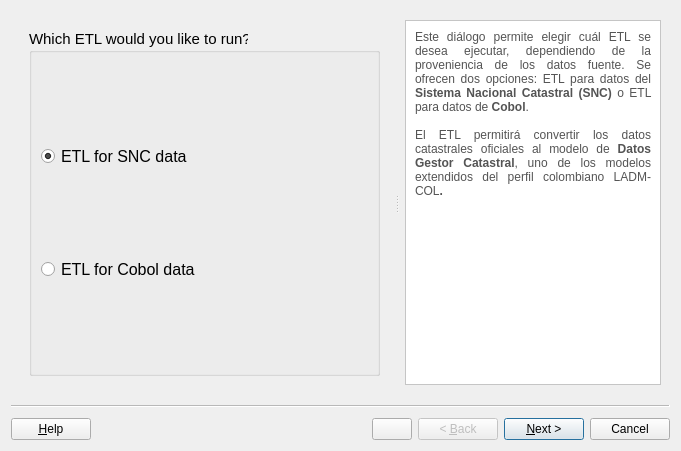
This is asistente_ladm_col/ui/supplies/wiz_supplies_etl.ui in SwissTierrasColombia/Asistente-LADM-COL as Qt 5 draws it before an edit. The edited form follows.
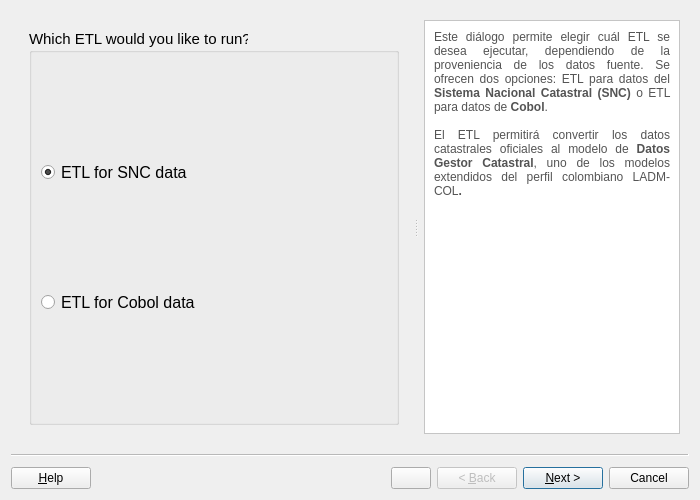
This is the edited form. Icons and pictures are not drawn.

Commit message: [etl] Make help in ETL wizard's main page collapsible

What changed in the file:
```diff
--- a/asistente_ladm_col/ui/supplies/wiz_supplies_etl.ui
+++ b/asistente_ladm_col/ui/supplies/wiz_supplies_etl.ui
@@ -6,8 +6,8 @@
    <rect>
     <x>0</x>
     <y>0</y>
-    <width>681</width>
-    <height>451</height>
+    <width>700</width>
+    <height>500</height>
    </rect>
   </property>
   <property name="cursor">
@@ -147,6 +147,12 @@
          <verstretch>0</verstretch>
         </sizepolicy>
        </property>
+       <property name="maximumSize">
+        <size>
+         <width>16777215</width>
+         <height>16777215</height>
+        </size>
+       </property>
        <property name="accessibleName">
         <string/>
        </property>
```
Left out of the diff: 42 changed lines with no effect on the pictures. Lines whose indentation alone changed are shown as unchanged. The commit also changes 2 other files.
